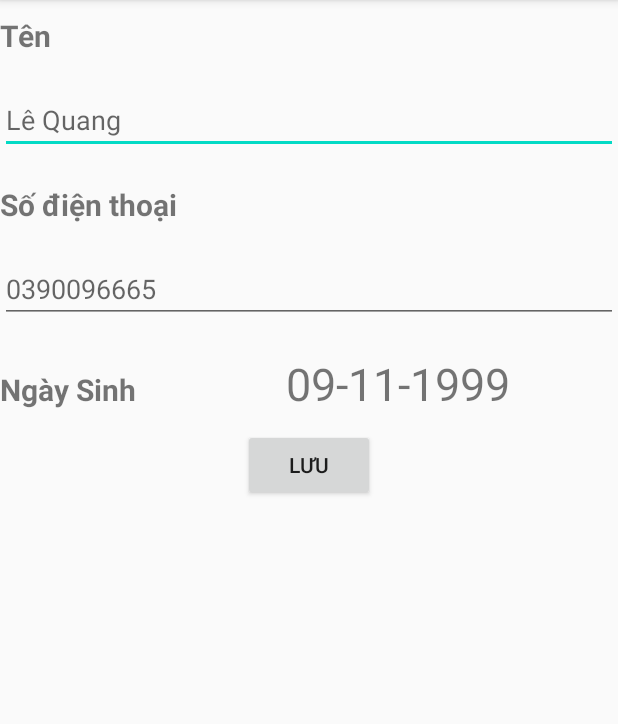
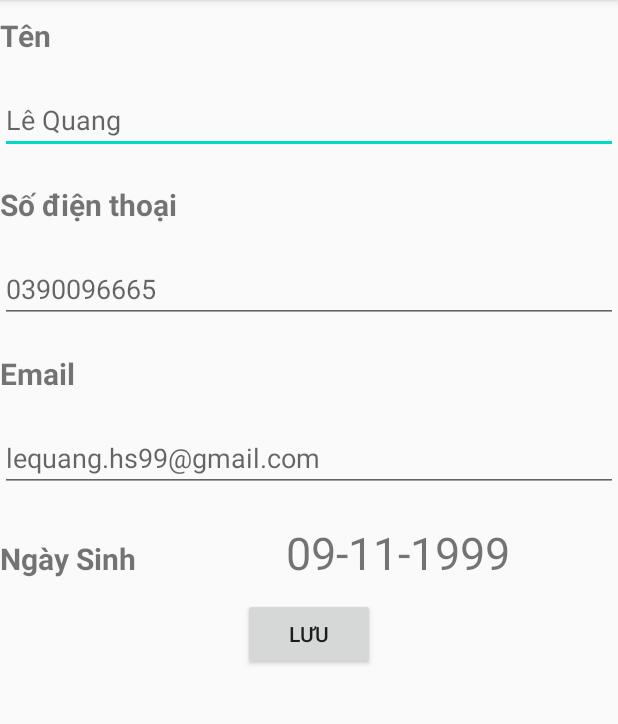
Before and after one commit to lequangit99/ContactsSQLite, an Android app: the screen it shows after launch (AddContact), after a tap on an icon or button, on a phone screen of 412 x 824 dp, the part 84-808 px from its top. Run offline under Robolectric (Android 15) with nearby library versions, the phone set to English and light mode, and no system bars.

Commit message:
Add Email. Sort

```diff
--- a/app/src/main/java/com/example/contactssqlite/AddContact.java
+++ b/app/src/main/java/com/example/contactssqlite/AddContact.java
@@ -18,7 +18,7 @@ import com.example.contactssqlite.data.DBContext;
 import com.example.contactssqlite.model.Contact;
 
 public class AddContact extends AppCompatActivity {
-    private EditText edtName, edtPhone;
+    private EditText edtName, edtPhone, edtEmail;
     private Button btnSave;
     private DBContext dbContext;
     private TextView txtNgaySinh;
@@ -38,6 +38,7 @@ public class AddContact extends AppCompatActivity {
         if (code == 2){
             edtName.setText(intent.getStringExtra("name"));
             edtPhone.setText(intent.getStringExtra("phone"));
+            edtEmail.setText(intent.getStringExtra("email"));
             txtNgaySinh.setText(intent.getStringExtra("ns"));
         }
 
@@ -46,11 +47,9 @@ public class AddContact extends AppCompatActivity {
             public void onClick(View view) {
                 if (code == 1){
                     Contact contact = createContact();
-                    if (contact != null) {
                         dbContext.addContact(contact);
                         Intent intent = new Intent(AddContact.this, MainActivity.class);
                         startActivity(intent);
-                    }
                 }
                 if (code == 2){
                     Contact contact = new Contact();
@@ -58,6 +57,7 @@ public class AddContact extends AppCompatActivity {
                     contact.setmName(edtName.getText().toString());
                     contact.setmPhoneNumber(edtPhone.getText().toString());
                     contact.setmBirthday(txtNgaySinh.getText().toString());
+                    contact.setmEmail(edtEmail.getText().toString());
                     dbContext.updateContact(contact);
                     Intent intent = new Intent(AddContact.this, MainActivity.class);
                     startActivity(intent);
@@ -95,6 +95,7 @@ public class AddContact extends AppCompatActivity {
     private void initView(){
         edtName = (EditText) findViewById(R.id.edt_Name);
         edtPhone = (EditText) findViewById(R.id.edt_Phone);
+        edtEmail = (EditText) findViewById(R.id.edt_Email);
         btnSave = (Button) findViewById(R.id.btn_Save);
         txtNgaySinh = (TextView) findViewById(R.id.txtHien_Birthday);
     }
@@ -103,8 +104,9 @@ public class AddContact extends AppCompatActivity {
         String name = edtName.getText().toString();
         String phoneNumber = edtPhone.getText().toString();
         String Birthday = txtNgaySinh.getText().toString();
+        String Email = edtEmail.getText().toString();
 
-        Contact contact = new Contact(name,phoneNumber,Birthday);
+        Contact contact = new Contact(name,phoneNumber,Email,Birthday);
         return contact;
     }
 }
--- a/app/src/main/java/com/example/contactssqlite/data/DBContext.java
+++ b/app/src/main/java/com/example/contactssqlite/data/DBContext.java
@@ -20,6 +20,7 @@ public class DBContext extends SQLiteOpenHelper {
     private static final String ID = "id";
     private static final String NAME = "name";
     private static final String PHONE_NUMBER = "phone";
+    private static final String EMAIL = "email";
     private static final String BIRTHDAY = "birthday";
     private static int VERSION = 1;
 
@@ -29,6 +30,7 @@ public class DBContext extends SQLiteOpenHelper {
             ID + " integer primary key, " +
             NAME + " TEXT, " +
             PHONE_NUMBER + " TEXT, " +
+            EMAIL + " TEXT, " +
             BIRTHDAY + " TEXT)";
 
     public DBContext(@Nullable Context context) {
@@ -51,6 +53,7 @@ public class DBContext extends SQLiteOpenHelper {
         ContentValues values = new ContentValues();
         values.put(NAME, contact.getmName());
         values.put(PHONE_NUMBER, contact.getmPhoneNumber());
+        values.put(EMAIL, contact.getmEmail());
         values.put(BIRTHDAY, contact.getmBirthday());
 
         db.insert(TABLE_NAME, null, values);
@@ -70,7 +73,8 @@ public class DBContext extends SQLiteOpenHelper {
                 contact.setmId(cursor.getInt(0));
                 contact.setmName(cursor.getString(1)+"");
                 contact.setmPhoneNumber(cursor.getString(2));
-                contact.setmBirthday(cursor.getString(3));
+                contact.setmEmail(cursor.getString(3));
+                contact.setmBirthday(cursor.getString(4));
                 listContact.add(contact);
 
             } while (cursor.moveToNext());
@@ -84,11 +88,11 @@ public class DBContext extends SQLiteOpenHelper {
         contentValues.put(NAME,contact.getmName());
         contentValues.put(PHONE_NUMBER,contact.getmPhoneNumber());
         contentValues.put(BIRTHDAY,contact.getmBirthday());
+        contentValues.put(EMAIL,contact.getmEmail());
         return db.update(TABLE_NAME,contentValues,ID+"=?",new String[]{String.valueOf(contact.getmId())});
     }
     public int deleteContact(int id){
         SQLiteDatabase db = this.getWritableDatabase();
         return db.delete(TABLE_NAME,ID+"=?",new String[] {String.valueOf(id)});
     }
-
 }
--- a/app/src/main/res/layout/activity_add_contact.xml
+++ b/app/src/main/res/layout/activity_add_contact.xml
@@ -50,9 +50,33 @@
         android:layout_marginBottom="10dp">
 
     </EditText>
+
+    <TextView
+        android:id="@+id/txtEmail"
+        android:layout_below="@id/edt_Phone"
+        android:layout_width="wrap_content"
+        android:layout_height="wrap_content"
+        android:text="Email"
+        android:textStyle="bold"
+        android:textSize="20sp"
+        android:layout_marginTop="10dp"
+        android:layout_marginBottom="10dp">
+
+    </TextView>
+    <EditText
+        android:id="@+id/edt_Email"
+        android:layout_below="@id/txtEmail"
+        android:layout_width="match_parent"
+        android:layout_height="wrap_content"
+        android:hint="lequang.hs99@gmail.com"
+        android:layout_marginTop="10dp"
+        android:layout_marginBottom="10dp">
+
+    </EditText>
+
     <LinearLayout
         android:id="@+id/layout_ngaySinh"
-        android:layout_below="@+id/edt_Phone"
+        android:layout_below="@+id/edt_Email"
         android:layout_width="wrap_content"
         android:layout_height="wrap_content"
         android:orientation="horizontal">
--- a/app/src/main/res/menu/action_menu.xml
+++ b/app/src/main/res/menu/action_menu.xml
@@ -16,4 +16,10 @@
         android:title="Gửi tin nhắn"
         >
     </item>
+
+    <item
+        android:id="@+id/email_contacts"
+        android:title="Gửi email"
+        >
+    </item>
 </menu>
--- /dev/null
+++ b/app/src/main/res/menu/options_menu.xml
@@ -0,0 +1,31 @@
+<?xml version="1.0" encoding="utf-8"?>
+<menu xmlns:android="http://schemas.android.com/apk/res/android">
+    <item
+        android:title="Sắp xếp ID"
+        android:id="@+id/main_sort_id_option"
+        >
+
+    </item>
+
+    <item
+        android:title="Sắp xếp tên"
+        android:id="@+id/main_sort_name_option"
+        >
+
+    </item>
+
+    <item
+        android:title="Sắp xếp SĐT"
+        android:id="@+id/main_sort_phone_option"
+        >
+
+    </item>
+
+    <item
+        android:title="Tìm kiếm"
+        android:id="@+id/main_search_option"
+        >
+
+    </item>
+
+</menu>
```
Also changed, not shown: app/src/main/java/com/example/contactssqlite/MainActivity.java (+54 -0 lines), app/src/main/java/com/example/contactssqlite/model/Contact.java (+14 -3 lines).
